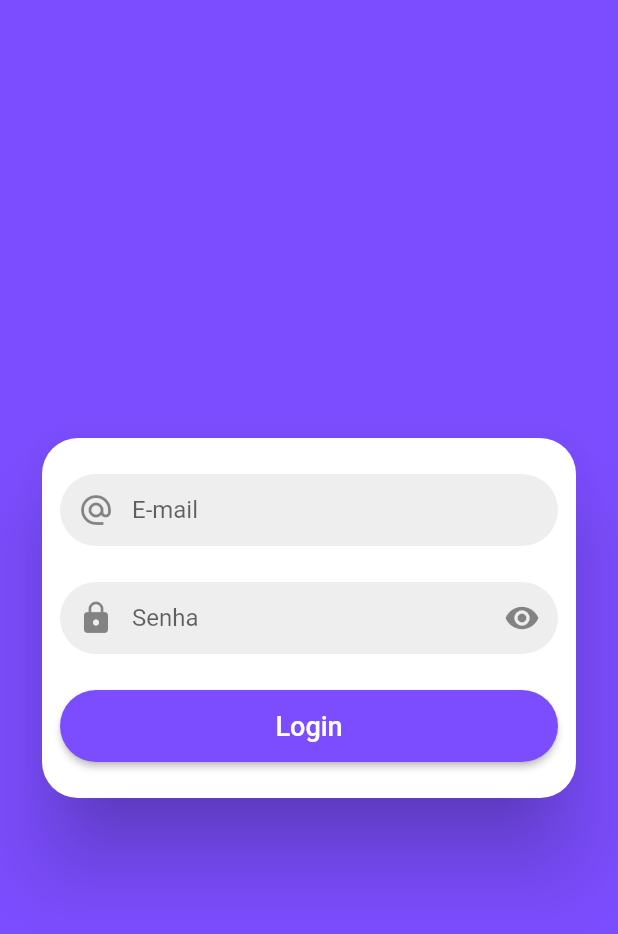
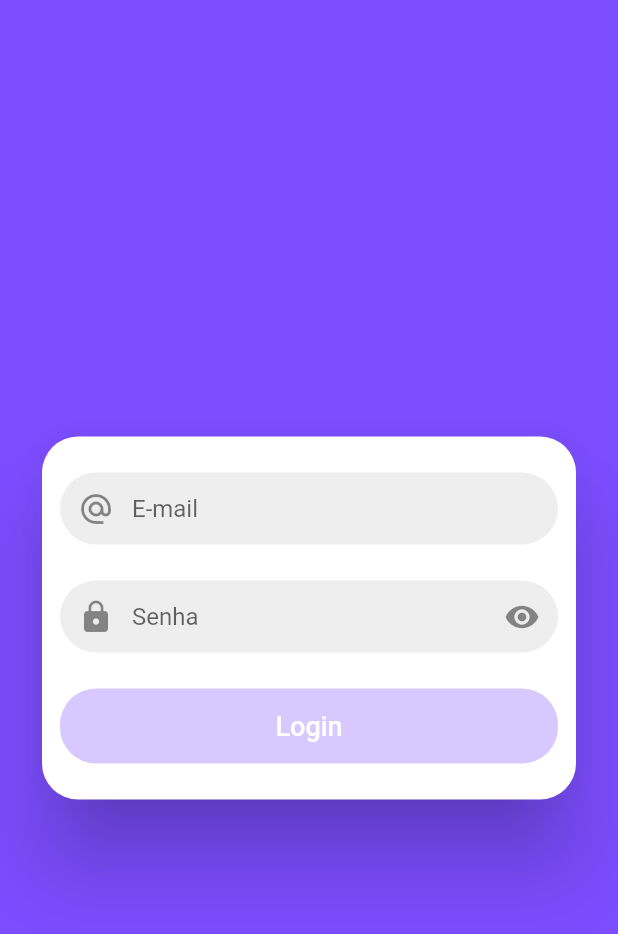
Before and after one commit to MichelHanzenScheeren/mobx_gerencia_lista_de_tarefas, a Flutter app: the screen it shows after launch, on a phone screen of 412 x 824 dp. Shown: the top 934 px of the screen. Run offline on Flutter 3.47's test engine with Material 2 defaults, Android fonts, the phone set to English and light mode, and no system bars; our stand-ins replace flutter_mobx, mobx; generated files the repository leaves out were written again.

Commit message:
Finalização da lógica da tela de login.

```diff
--- a/lib/pages/toDoList.dart
+++ b/lib/pages/home.dart
@@ -4,12 +4,12 @@ import 'package:mobxgerencialistadetarefas/widgets/customIconButton.dart';
 import 'package:mobxgerencialistadetarefas/widgets/customTextField.dart';
 import 'login.dart';
 
-class ListScreen extends StatefulWidget {
+class Home extends StatefulWidget {
   @override
-  _ListScreenState createState() => _ListScreenState();
+  _HomeState createState() => _HomeState();
 }
 
-class _ListScreenState extends State<ListScreen> {
+class _HomeState extends State<Home> {
   @override
   Widget build(BuildContext context) {
     return SafeArea(
--- a/lib/pages/login.dart
+++ b/lib/pages/login.dart
@@ -1,8 +1,11 @@
 import 'package:flutter/material.dart';
+import 'package:flutter_mobx/flutter_mobx.dart';
+import 'package:mobx/mobx.dart';
 import 'package:mobxgerencialistadetarefas/commonFunctions/openPage.dart';
+import 'package:mobxgerencialistadetarefas/stores/loginStore.dart';
 import 'package:mobxgerencialistadetarefas/widgets/customIconButton.dart';
 import 'package:mobxgerencialistadetarefas/widgets/customTextField.dart';
-import 'toDoList.dart';
+import 'home.dart';
 
 class Login extends StatefulWidget {
   @override
@@ -10,6 +13,17 @@ class Login extends StatefulWidget {
 }
 
 class _LoginState extends State<Login> {
+  final LoginStore loginStore = LoginStore();
+  ReactionDisposer disposer;
+
+  @override
+  void didChangeDependencies() {
+    super.didChangeDependencies();
+    disposer = reaction((_) => loginStore.isLoggedIn, (isLoggedIn) {
+      if(isLoggedIn) CommonFunctions.openPage(context, Home());
+    });
+  }
+
   @override
   Widget build(BuildContext context) {
     final theme = Theme.of(context);
@@ -29,41 +43,59 @@ class _LoginState extends State<Login> {
                 crossAxisAlignment: CrossAxisAlignment.stretch,
                 mainAxisSize: MainAxisSize.min,
                 children: <Widget>[
-                  CustomTextField(
+                  Observer(
+                    builder: (_) {
+                      return CustomTextField(
                         hint: 'E-mail',
                         prefix: Icon(Icons.alternate_email),
                         textInputType: TextInputType.emailAddress,
-                    onChanged: (email) {},
-                    enabled: true,
+                        onChanged: loginStore.setEmail,
+                        enabled: !loginStore.isLoading,
+                      );
+                    },
                   ),
                   const SizedBox(height: 24),
-                  CustomTextField(
+                  Observer(
+                    builder: (_) {
+                      return CustomTextField(
                         hint: 'Senha',
                         prefix: Icon(Icons.lock),
-                    obscure: true,
-                    onChanged: (pass) {},
-                    enabled: true,
+                        obscure: loginStore.obscurePassword,
+                        onChanged: loginStore.setPassword,
+                        enabled: !loginStore.isLoading,
                         suffix: CustomIconButton(
                           radius: 24,
-                      iconData: Icons.visibility,
-                      onTap: () {},
+                          iconData: loginStore.obscurePassword
+                              ? Icons.visibility
+                              : Icons.visibility_off,
+                          onTap: loginStore.togglePasswordVisible,
                         ),
+                      );
+                    },
                   ),
                   const SizedBox(height: 24),
-                  SizedBox(
-                    height: 48,
+                  Observer(
+                    builder: (_) {
+                      return SizedBox(
+                        height: 50,
                         child: RaisedButton(
                           shape: RoundedRectangleBorder(
                             borderRadius: BorderRadius.circular(24),
                           ),
-                      child: Text('Login', style: TextStyle(fontSize: 18)),
+                          child: loginStore.isLoading
+                              ? CircularProgressIndicator(
+                                  strokeWidth: 2,
+                                  valueColor: AlwaysStoppedAnimation<Color>(
+                                      theme.primaryColor),
+                                )
+                              : Text('Login', style: TextStyle(fontSize: 18)),
                           color: theme.primaryColor,
-                      disabledColor: theme.primaryColor.withAlpha(100),
+                          disabledColor: theme.primaryColor.withOpacity(0.3),
                           textColor: Colors.white,
-                      onPressed: () {
-                        CommonFunctions.openPage(context, ListScreen());
+                          onPressed: loginStore.loginPress,
+                        ),
+                      );
                     },
-                    ),
                   )
                 ],
               ),
@@ -73,4 +105,12 @@ class _LoginState extends State<Login> {
       ),
     );
   }
+
+  @override
+  void dispose() {
+    disposer();
+    super.dispose();
   }
+
+
+}
--- a/lib/widgets/customTextField.dart
+++ b/lib/widgets/customTextField.dart
@@ -14,7 +14,7 @@ class CustomTextField extends StatelessWidget {
     this.hint: "",
     this.prefix,
     this.suffix,
-    this.obscure = false,
+    this.obscure: false,
     this.textInputType: TextInputType.text,
     this.onChanged,
     this.enabled: true,
```
Also changed, not shown: lib/stores/loginStore.dart (added, +55 -0 lines), lib/stores/loginStore.g.dart (added). Lines whose indentation alone changed are shown as unchanged.
